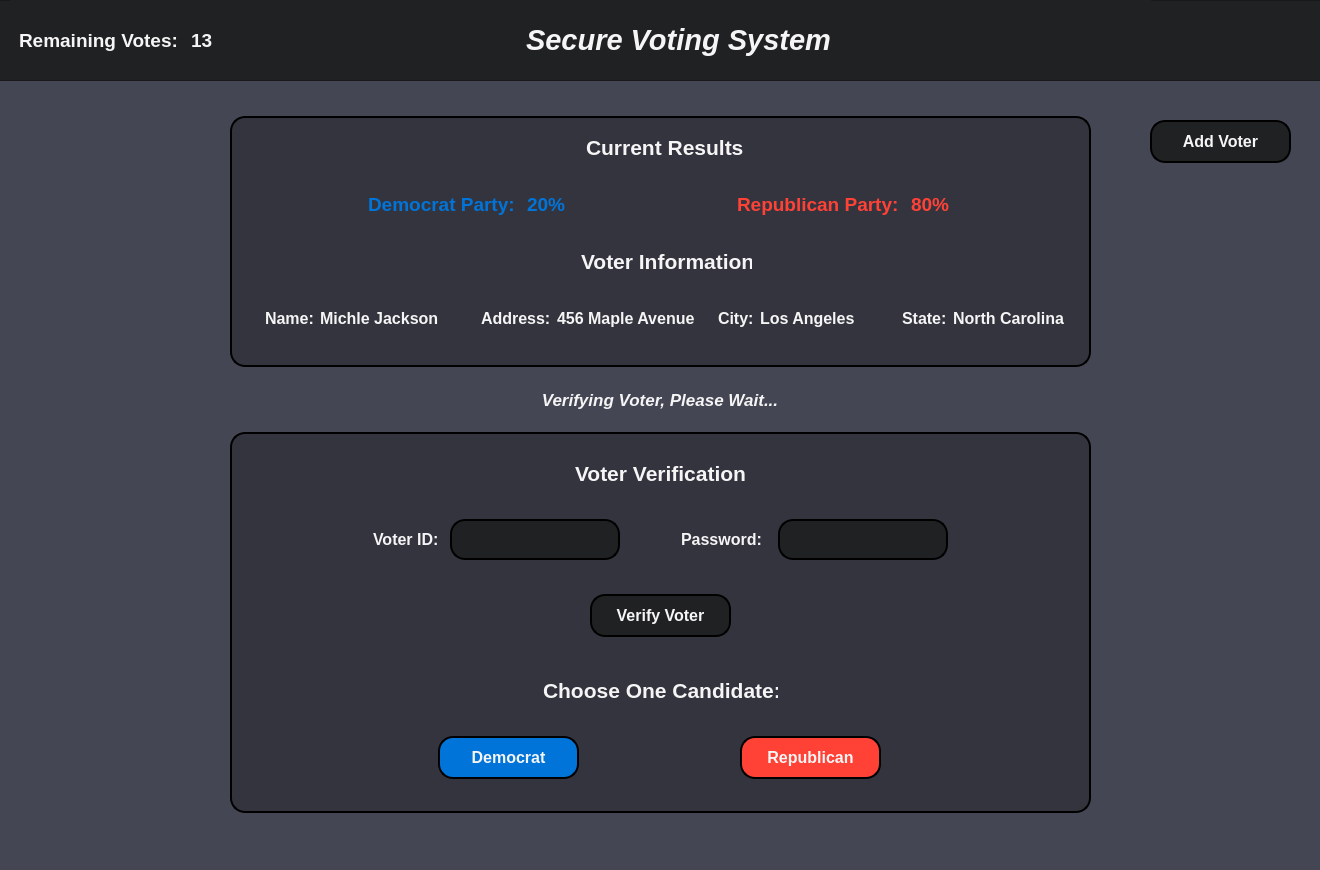
Qt form SecureVote/interface/SecureVote.ui (Shayhha/SecureVote) before a commit.
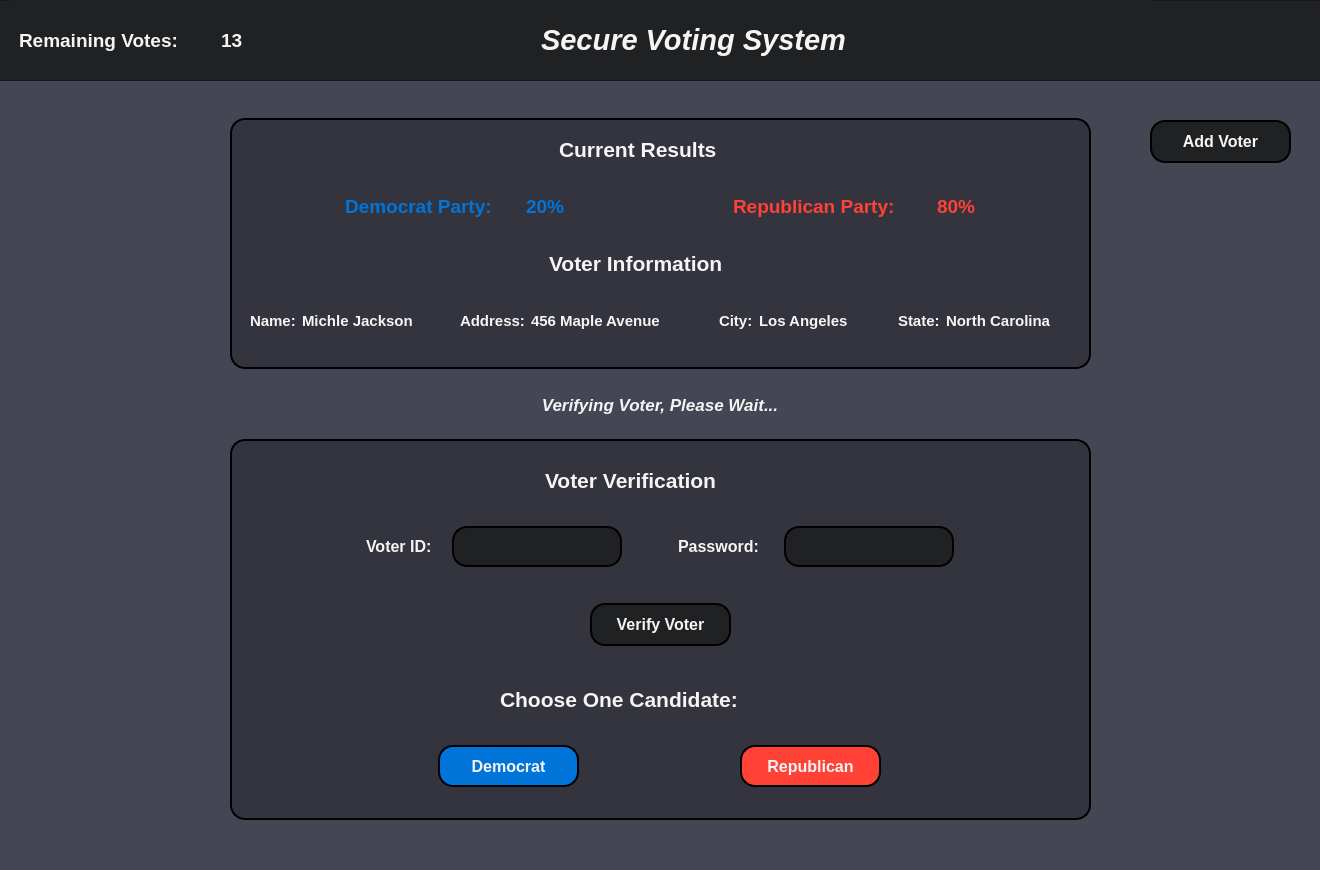
The same form after that commit.

Commit message: Create Laptop branch with adjusted design for laptop screens.

```diff
--- a/SecureVote/interface/SecureVote.ui
+++ b/SecureVote/interface/SecureVote.ui
@@ -86,13 +86,13 @@
        <widget class="QLabel" name="voteCounterLabel">
         <property name="minimumSize">
          <size>
-          <width>170</width>
+          <width>200</width>
           <height>0</height>
          </size>
         </property>
         <property name="maximumSize">
          <size>
-          <width>170</width>
+          <width>210</width>
           <height>16777215</height>
          </size>
         </property>
@@ -277,7 +277,7 @@
         <x>220</x>
         <y>20</y>
         <width>861</width>
-        <height>711</height>
+        <height>721</height>
        </rect>
       </property>
       <layout class="QVBoxLayout" name="verticalLayout_4">
@@ -388,7 +388,7 @@
                <widget class="QLabel" name="currentResultLabel">
                 <property name="maximumSize">
                  <size>
-                  <width>161</width>
+                  <width>215</width>
                   <height>51</height>
                  </size>
                 </property>
@@ -455,7 +455,7 @@
                  <enum>Qt::Orientation::Horizontal</enum>
                 </property>
                 <property name="sizeType">
-                 <enum>QSizePolicy::Policy::Fixed</enum>
+                 <enum>QSizePolicy::Policy::Preferred</enum>
                 </property>
                 <property name="sizeHint" stdset="0">
                  <size>
@@ -469,13 +469,13 @@
                <widget class="QLabel" name="demLabel">
                 <property name="minimumSize">
                  <size>
-                  <width>150</width>
+                  <width>175</width>
                   <height>0</height>
                  </size>
                 </property>
                 <property name="maximumSize">
                  <size>
-                  <width>150</width>
+                  <width>172</width>
                   <height>31</height>
                  </size>
                 </property>
@@ -553,13 +553,13 @@
                <widget class="QLabel" name="repLabel">
                 <property name="minimumSize">
                  <size>
-                  <width>165</width>
+                  <width>198</width>
                   <height>0</height>
                  </size>
                 </property>
                 <property name="maximumSize">
                  <size>
-                  <width>165</width>
+                  <width>187</width>
                   <height>31</height>
                  </size>
                 </property>
@@ -623,7 +623,7 @@
                  <enum>Qt::Orientation::Horizontal</enum>
                 </property>
                 <property name="sizeType">
-                 <enum>QSizePolicy::Policy::Fixed</enum>
+                 <enum>QSizePolicy::Policy::Preferred</enum>
                 </property>
                 <property name="sizeHint" stdset="0">
                  <size>
@@ -676,7 +676,7 @@
                <widget class="QLabel" name="voterLabel">
                 <property name="maximumSize">
                  <size>
-                  <width>171</width>
+                  <width>235</width>
                   <height>51</height>
                  </size>
                 </property>
@@ -722,7 +722,7 @@
              <property name="minimumSize">
               <size>
                <width>861</width>
-               <height>0</height>
+               <height>51</height>
               </size>
              </property>
              <property name="maximumSize">
@@ -747,7 +747,7 @@
                 </property>
                 <property name="sizeHint" stdset="0">
                  <size>
-                  <width>20</width>
+                  <width>5</width>
                   <height>20</height>
                  </size>
                 </property>
@@ -757,14 +757,14 @@
                <widget class="QLabel" name="nameLabel">
                 <property name="maximumSize">
                  <size>
-                  <width>51</width>
+                  <width>61</width>
                   <height>31</height>
                  </size>
                 </property>
                 <property name="font">
                  <font>
                   <family>Arial</family>
-                  <pointsize>12</pointsize>
+                  <pointsize>11</pointsize>
                   <italic>false</italic>
                   <bold>true</bold>
                  </font>
@@ -798,7 +798,7 @@
                 <property name="font">
                  <font>
                   <family>Arial</family>
-                  <pointsize>12</pointsize>
+                  <pointsize>11</pointsize>
                   <italic>false</italic>
                   <bold>true</bold>
                  </font>
@@ -835,14 +835,14 @@
                <widget class="QLabel" name="addressLabel">
                 <property name="maximumSize">
                  <size>
-                  <width>72</width>
+                  <width>86</width>
                   <height>31</height>
                  </size>
                 </property>
                 <property name="font">
                  <font>
                   <family>Arial</family>
-                  <pointsize>12</pointsize>
+                  <pointsize>11</pointsize>
                   <italic>false</italic>
                   <bold>true</bold>
                  </font>
@@ -863,7 +863,7 @@
                <widget class="QLabel" name="address">
                 <property name="minimumSize">
                  <size>
-                  <width>145</width>
+                  <width>165</width>
                   <height>31</height>
                  </size>
                 </property>
@@ -876,7 +876,7 @@
                 <property name="font">
                  <font>
                   <family>Arial</family>
-                  <pointsize>12</pointsize>
+                  <pointsize>11</pointsize>
                   <italic>false</italic>
                   <bold>true</bold>
                  </font>
@@ -903,7 +903,7 @@
                 </property>
                 <property name="sizeHint" stdset="0">
                  <size>
-                  <width>40</width>
+                  <width>70</width>
                   <height>20</height>
                  </size>
                 </property>
@@ -913,14 +913,14 @@
                <widget class="QLabel" name="cityLabel">
                 <property name="maximumSize">
                  <size>
-                  <width>38</width>
+                  <width>46</width>
                   <height>31</height>
                  </size>
                 </property>
                 <property name="font">
                  <font>
                   <family>Arial</family>
-                  <pointsize>12</pointsize>
+                  <pointsize>11</pointsize>
                   <italic>false</italic>
                   <bold>true</bold>
                  </font>
@@ -954,7 +954,7 @@
                 <property name="font">
                  <font>
                   <family>Arial</family>
-                  <pointsize>12</pointsize>
+                  <pointsize>11</pointsize>
                   <italic>false</italic>
                   <bold>true</bold>
                  </font>
@@ -991,14 +991,14 @@
                <widget class="QLabel" name="stateLabel">
                 <property name="maximumSize">
                  <size>
-                  <width>46</width>
+                  <width>56</width>
                   <height>31</height>
                  </size>
                 </property>
                 <property name="font">
                  <font>
                   <family>Arial</family>
-                  <pointsize>12</pointsize>
+                  <pointsize>11</pointsize>
                   <italic>false</italic>
                   <bold>true</bold>
                  </font>
@@ -1032,7 +1032,7 @@
                 <property name="font">
                  <font>
                   <family>Arial</family>
-                  <pointsize>12</pointsize>
+                  <pointsize>11</pointsize>
                   <italic>false</italic>
                   <bold>true</bold>
                  </font>
@@ -1059,7 +1059,7 @@
                 </property>
                 <property name="sizeHint" stdset="0">
                  <size>
-                  <width>20</width>
+                  <width>30</width>
                   <height>20</height>
                  </size>
                 </property>
@@ -1074,10 +1074,16 @@
        </item>
        <item>
         <widget class="QWidget" name="horizontalWidget_6" native="true">
+         <property name="minimumSize">
+          <size>
+           <width>0</width>
+           <height>42</height>
+          </size>
+         </property>
          <property name="maximumSize">
           <size>
            <width>861</width>
-           <height>41</height>
+           <height>42</height>
           </size>
          </property>
          <property name="styleSheet">
@@ -1104,10 +1110,16 @@
           </item>
           <item>
            <widget class="QLabel" name="infoLabel">
+            <property name="minimumSize">
+             <size>
+              <width>570</width>
+              <height>25</height>
+             </size>
+            </property>
             <property name="maximumSize">
              <size>
-              <width>500</width>
-              <height>51</height>
+              <width>570</width>
+              <height>25</height>
              </size>
             </property>
             <property name="font">
@@ -1217,6 +1229,12 @@
                <verstretch>0</verstretch>
               </sizepolicy>
              </property>
+             <property name="minimumSize">
+              <size>
+               <width>41</width>
+               <height>0</height>
+              </size>
+             </property>
              <property name="maximumSize">
               <size>
                <width>861</width>
@@ -1249,7 +1267,7 @@
                <widget class="QLabel" name="verificationLabel">
                 <property name="maximumSize">
                  <size>
-                  <width>171</width>
+                  <width>230</width>
                   <height>51</height>
                  </size>
                 </property>
@@ -1292,16 +1310,22 @@
            </item>
            <item>
             <widget class="QWidget" name="horizontalWidget_3" native="true">
+             <property name="sizePolicy">
+              <sizepolicy hsizetype="Preferred" vsizetype="Preferred">
+               <horstretch>0</horstretch>
+               <verstretch>0</verstretch>
+              </sizepolicy>
+             </property>
              <property name="minimumSize">
               <size>
                <width>0</width>
-               <height>50</height>
+               <height>52</height>
               </size>
              </property>
              <property name="maximumSize">
               <size>
                <width>861</width>
-               <height>50</height>
+               <height>52</height>
               </size>
              </property>
              <property name="styleSheet">
@@ -1316,7 +1340,7 @@
                  <enum>Qt::Orientation::Horizontal</enum>
                 </property>
                 <property name="sizeType">
-                 <enum>QSizePolicy::Policy::Fixed</enum>
+                 <enum>QSizePolicy::Policy::Preferred</enum>
                 </property>
                 <property name="sizeHint" stdset="0">
                  <size>
@@ -1330,13 +1354,13 @@
                <widget class="QLabel" name="idLabel">
                 <property name="minimumSize">
                  <size>
-                  <width>66</width>
+                  <width>80</width>
                   <height>41</height>
                  </size>
                 </property>
                 <property name="maximumSize">
                  <size>
-                  <width>66</width>
+                  <width>110</width>
                   <height>41</height>
                  </size>
                 </property>
@@ -1427,13 +1451,13 @@
                <widget class="QLabel" name="passLabel">
                 <property name="minimumSize">
                  <size>
-                  <width>86</width>
+                  <width>100</width>
                   <height>41</height>
                  </size>
                 </property>
                 <property name="maximumSize">
                  <size>
-                  <width>86</width>
+                  <width>110</width>
                   <height>41</height>
                  </size>
                 </property>
@@ -1507,7 +1531,7 @@
                  <enum>Qt::Orientation::Horizontal</enum>
                 </property>
                 <property name="sizeType">
-                 <enum>QSizePolicy::Policy::Fixed</enum>
+                 <enum>QSizePolicy::Policy::Preferred</enum>
                 </property>
                 <property name="sizeHint" stdset="0">
                  <size>
@@ -1672,6 +1696,12 @@
            </item>
            <item>
             <widget class="QWidget" name="horizontalWidget_2" native="true">
+             <property name="minimumSize">
+              <size>
+               <width>0</width>
+               <height>41</height>
+              </size>
+             </property>
              <property name="maximumSize">
               <size>
                <width>861</width>
@@ -1704,7 +1734,7 @@
                <widget class="QLabel" name="chooseLabel">
                 <property name="maximumSize">
                  <size>
-                  <width>235</width>
+                  <width>320</width>
                   <height>51</height>
                  </size>
                 </property>
@@ -1747,10 +1777,16 @@
            </item>
            <item>
             <widget class="QWidget" name="horizontalWidget_8" native="true">
+             <property name="minimumSize">
+              <size>
+               <width>0</width>
+               <height>60</height>
+              </size>
+             </property>
              <property name="maximumSize">
               <size>
                <width>861</width>
-               <height>61</height>
+               <height>60</height>
               </size>
              </property>
              <property name="styleSheet">
```
Left out of the diff: 71 changed lines with no effect on the pictures. The commit also changes 1 other file.
